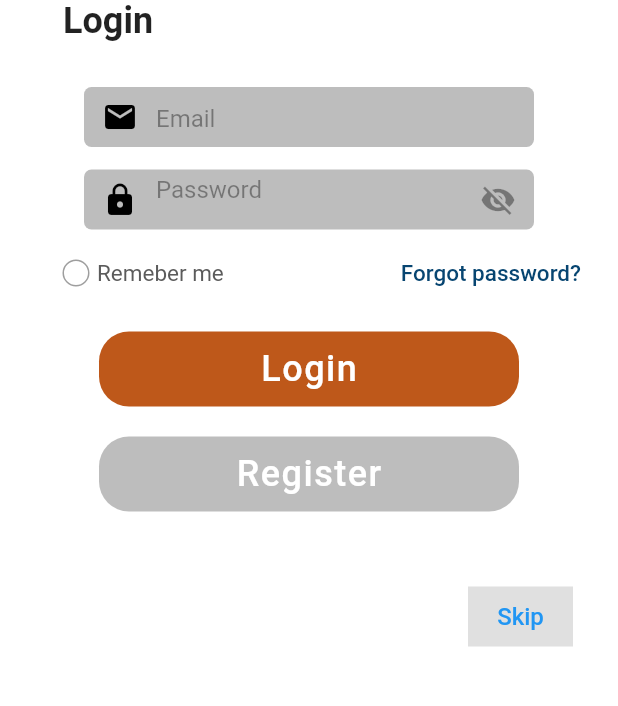
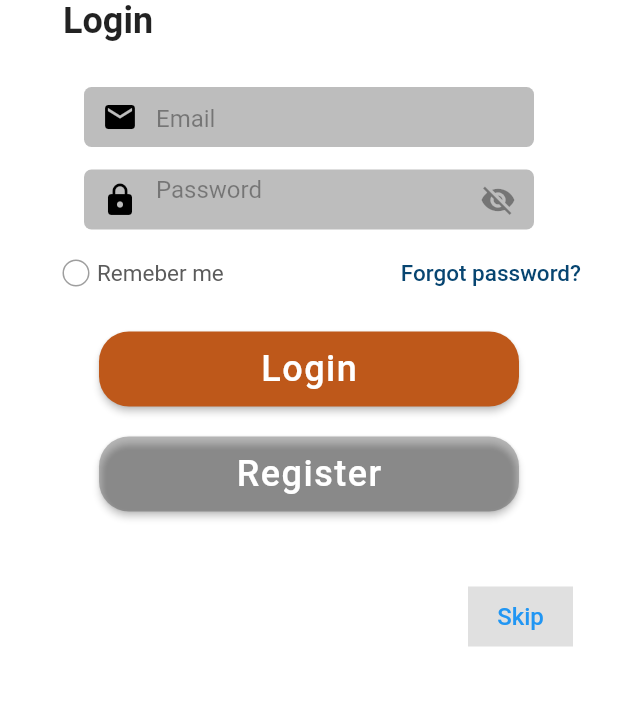
Before and after one commit to Jimyfuturehack/graduate_app, a Flutter app: the screen it shows after launch, after a tap on "Get Started", on a phone screen of 412 x 824 dp, the part 375-1081 px from its top. Run offline on Flutter 3.47's test engine with Material 2 defaults, Android fonts, the phone set to English and light mode, and no system bars; our stand-ins replace barcode_widget, cloud_firestore, firebase_auth, firebase_core, flutter_contacts, flutter_datetime_picker and 7 more; missing offline and left inert: bottom_picker, flutter_barcode_scanner, flutter_facebook_auth, flutter_initicon; accounts and stored records are empty.

Commit message:
update 6/29

```diff
--- a/lib/dataclass/datepicker.dart
+++ b/lib/dataclass/datepicker.dart
@@ -2,7 +2,6 @@ import 'package:bottom_picker/bottom_picker.dart';
 import 'package:bottom_picker/resources/arrays.dart';
 import 'package:flutter/cupertino.dart';
 import 'package:flutter/material.dart';
-import 'package:flutter_hex_color/flutter_hex_color.dart';
 import 'package:flutter_datetime_picker/flutter_datetime_picker.dart';
 
 
@@ -37,7 +36,6 @@ import 'package:flutter_datetime_picker/flutter_datetime_picker.dart';
         maxTime: DateTime.now(),
         onConfirm: (date) async {
         birthdate = await date.toString();
-
         },
 
         currentTime: DateTime.now(),
--- a/lib/main.dart
+++ b/lib/main.dart
@@ -1,22 +1,30 @@
+import 'package:firebase_auth/firebase_auth.dart';
 import 'package:firebase_core/firebase_core.dart';
 import 'package:flutter/material.dart';
-import 'package:untitled5/model/notificationApi.dart';
+import 'package:untitled5/view/app.dart';
 import 'package:untitled5/view/onBording.dart';
 import 'package:untitled5/view/signin.dart';
 import 'package:shared_preferences/shared_preferences.dart';
+
 main() async{
   WidgetsFlutterBinding.ensureInitialized();
   await Firebase.initializeApp();
   final prefs = await SharedPreferences.getInstance();
+
+  var logo = FirebaseAuth.instance.currentUser;
   bool? seen = prefs.getBool("seen");
   Widget _screen;
-  if (seen ==null|| seen==true){
+  if (seen ==null|| seen==false){
     _screen = onBoarding();
+  }else if (seen==true && logo!=null){
+    _screen = app();
+
   }else{
-    _screen = SignIn();
+    _screen =SignIn();
   }
 
   runApp(NewsApp(_screen));
+
 }
 class NewsApp extends StatelessWidget {
   final Widget _screen;
--- a/lib/model/data_transections.dart
+++ b/lib/model/data_transections.dart
@@ -1,7 +1,9 @@
 import 'package:flutter/material.dart';
 class datatransections{
-  late String sender,reciver,transactionId,transactionAmount,transactionDate;
+  late String sender,reciver,transactionId;
   late String transactionProgress,transactionLogo;
+  var transactionAmount;
+  DateTime transactionDate;
   datatransections({required this.sender,required this.reciver,required this.transactionId,
   required this.transactionAmount,required this.transactionDate,required this.transactionProgress,required this.transactionLogo,});
 
--- a/lib/view/forgotpassword.dart
+++ b/lib/view/forgotpassword.dart
@@ -32,7 +32,7 @@ class _forgotpassState extends State<forgotpass> {
                   ),
                 ),
                 child: Transform.translate(
-                  offset: Offset(0, -30),
+                 offset:  Offset(0, -30),
                   child: Padding(
                     padding: const EdgeInsets.only(right: 30),
                     child: Column(
--- a/lib/view/onBording.dart
+++ b/lib/view/onBording.dart
@@ -100,11 +100,13 @@ class _onBoardingState extends State<onBoarding> {
                   child: SizedBox(
                     width: 150,
                     height: 50,
-                    child: RaisedButton(
+                    child: ElevatedButton(
+                      style: ElevatedButton.styleFrom(
+                        primary: HexColor('073763'),
                       elevation: 10,
                       shape: RoundedRectangleBorder(
                           borderRadius: BorderRadius.circular(20)
-                      ),
+                      ),),
                       onPressed: (){
                         Navigator.push(
                             context,
@@ -114,7 +116,7 @@ class _onBoardingState extends State<onBoarding> {
                             })
                         );
                       },
-                      color: HexColor('073763'),
+
                       child: Text(
                         "Get Started",
                         style: TextStyle(fontSize: 18,letterSpacing: 2,color: Colors.white),
--- a/lib/view/profile/main_page.dart
+++ b/lib/view/profile/main_page.dart
@@ -37,8 +37,9 @@ class profile extends StatelessWidget {
             ),
             Container(
               width: double.infinity,
-                child: FlatButton(
-                    color: Colors.white,
+                child: TextButton(
+                  style: TextButton.styleFrom(
+                    primary: Colors.white,),
                     onLongPress: ()=>{
                       ColoredBox(color: Colors.white,)
                     },
--- a/lib/view/sendmoney.dart
+++ b/lib/view/sendmoney.dart
@@ -220,7 +220,7 @@ class _SendmoneyState extends State<Sendmoney> {
                         height: 50,
                         width: 300,
                         color: Colors.blueAccent,
-                        child: FlatButton(
+                        child: TextButton(
                           onPressed: (){
                             Navigator.push(context, PageTransition(type: PageTransitionType.rightToLeft, child: Confirm(name: totext, photo: myimage,number: mynumber,amount: amount,)));
 
@@ -238,10 +238,8 @@ class _SendmoneyState extends State<Sendmoney> {
                         height: 50,
                         width: 300,
                         color: Colors.blueAccent,
-                        child: FlatButton(
+                        child: TextButton(
                           onPressed: (){
-
-
                           },
                           child: Text("Send",style: TextStyle(color: Colors.white,fontSize: 18,),),
                         ),
--- a/lib/view/signin.dart
+++ b/lib/view/signin.dart
@@ -113,7 +113,7 @@ class _LogeInState extends State<SignIn> {
         onSaved: (val){username=val;},
         validator: (val){
           if (val==null||val.isEmpty) {return "Please enter your email";}
-          if(user!="success"){return "Either user or password is wrong";}
+         // if(user!="success"){return "Either user or password is wrong";}
           return null;
         },
         cursorColor: HexColor('5b5b5b'),
@@ -146,7 +146,7 @@ class _LogeInState extends State<SignIn> {
         onSaved: (val){password=val;},
         validator: (val){
          if (val==null||val.isEmpty) {return "Please enter your password";}
-         if(user!="success"){return "Either user or password is wrong";}
+      //   if(user!="success"){return "Either user or password is wrong";}
          return null;
          },
         keyboardType: TextInputType.visiblePassword,
@@ -234,11 +234,12 @@ class _LogeInState extends State<SignIn> {
       height: 50,
       width: 280,
       alignment: Alignment.centerRight,
-      child: FlatButton(
+      child: ElevatedButton(
+        style: TextButton.styleFrom(
         shape: RoundedRectangleBorder(
             borderRadius: BorderRadius.circular(20)
         ),
-        color: HexColor("be581a"),
+        backgroundColor: HexColor("be581a"),),
         onPressed: ()async {
           var user= await signin_mvo(username, password, formstate);
          if(user == "success"){
@@ -270,12 +271,12 @@ class _LogeInState extends State<SignIn> {
       height: 50,
       width: 280,
       alignment: Alignment.centerRight,
-      child: FlatButton(
-
+      child: ElevatedButton(
+        style: TextButton.styleFrom(
         shape: RoundedRectangleBorder(
             borderRadius: BorderRadius.circular(20)
         ),
-        color: Colors.black26,
+        backgroundColor: Colors.black26,),
         onPressed: ()async {
           Navigator.push(
               context,
@@ -301,7 +302,7 @@ class _LogeInState extends State<SignIn> {
       color: Colors.black12,
       width: 70,
       height: 40,
-      child: FlatButton(onPressed: (){
+      child: TextButton(onPressed: (){
         Navigator.pushReplacement(
             context,
             MaterialPageRoute(builder:(context){
```
Also changed, not shown: lib/model_view/datatransaction.dart (added, +34 -0 lines), lib/view/app.dart (+14 -0 lines), lib/view/confirmationpage.dart (+16 -1 lines), lib/view/home.dart (+8 -7 lines), lib/view/signup.dart (+10 -5 lines), lib/view/transition.dart (+19 -17 lines), pubspec.yaml (+5 -3 lines), pubspec.lock (deleted), 2 other files.
